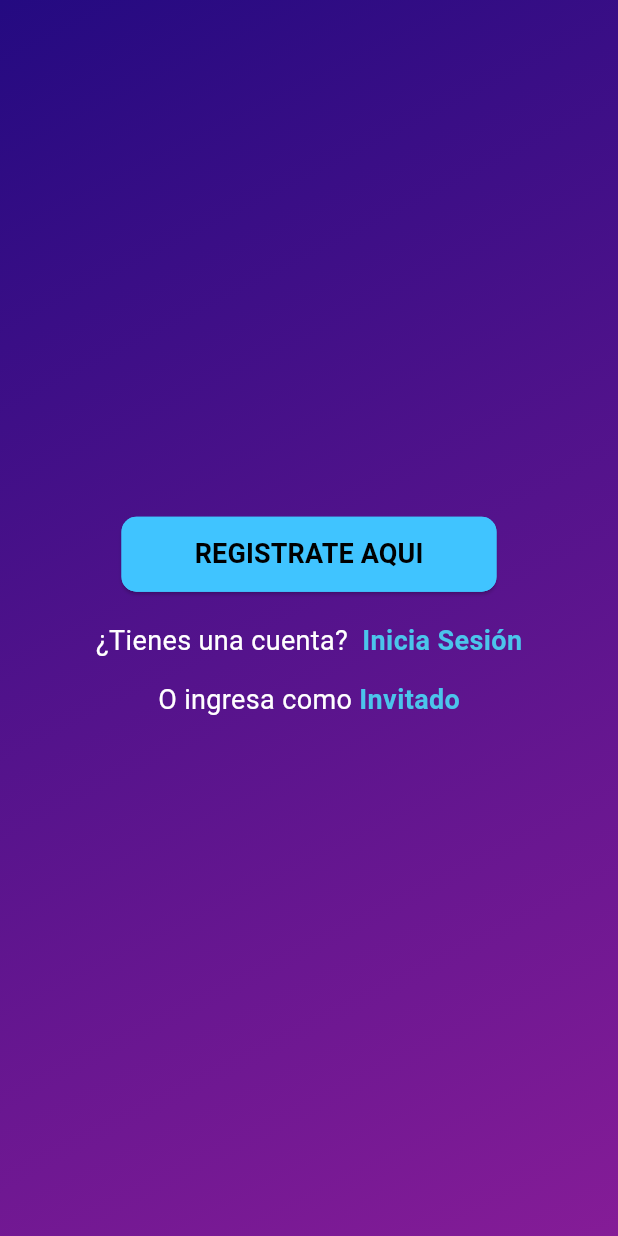
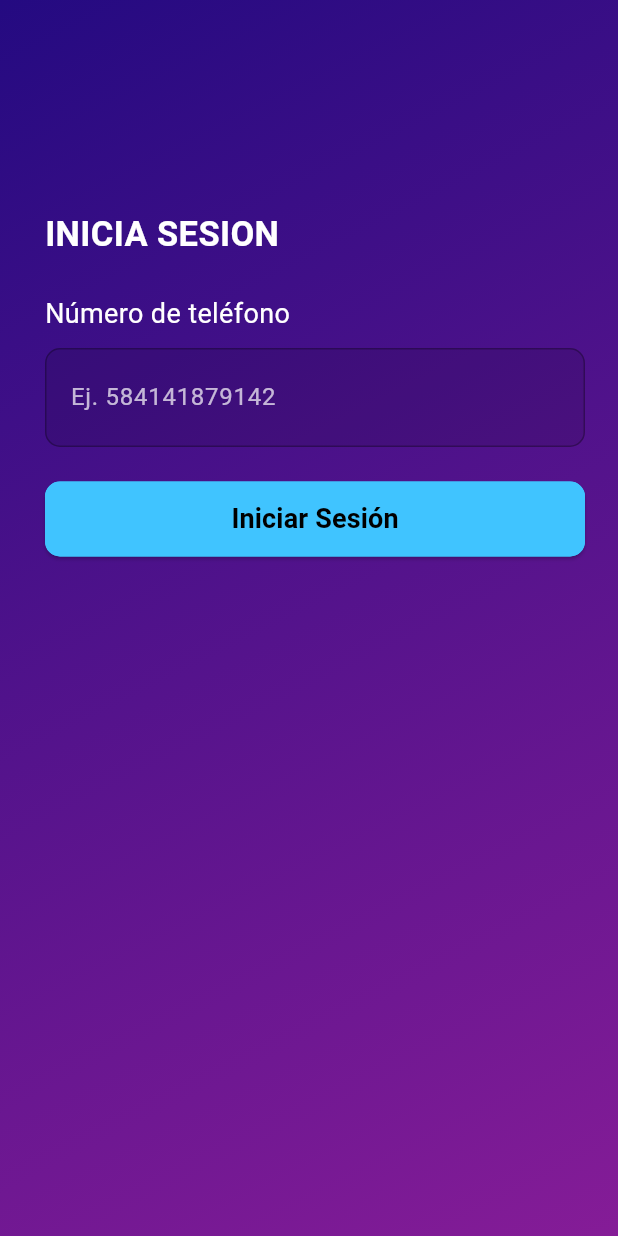
Before and after one commit to manuelenrq9/SoundSpace, a Flutter app: the screen it shows after launch, after a tap on "REGISTRATE AQUI", on a phone screen of 412 x 824 dp. Run offline on Flutter 3.47's test engine with Material 3 defaults, Android fonts, the phone set to English and light mode, and no system bars.

Commit message:
Vista inicio de sesión + botón desacoplado al main

```diff
--- a/lib/Views/landing_page.dart
+++ /dev/null
@@ -1,14 +0,0 @@
-import 'package:flutter/material.dart';
-
-class MyApp extends StatelessWidget {
-  @override
-  Widget build(BuildContext context) {
-    return Scaffold(
-      backgroundColor: Colors.purple,
-      body: Container(
-        alignment: Alignment.center,
-        padding: const EdgeInsets.all(32),
-      ),
-    );
-  }
-}
--- a/lib/Widgets/background.dart
+++ /dev/null
@@ -1,19 +0,0 @@
-import 'package:flutter/material.dart';
-
-class BackgroundImage extends StatelessWidget {
-  final String imageUrl;
-
-  const BackgroundImage({Key? key, required this.imageUrl}) : super(key: key);
-
-  @override
-  Widget build(BuildContext context) {
-    return Container(
-      decoration: BoxDecoration(
-        image: DecorationImage(
-          image: NetworkImage(imageUrl),
-          fit: BoxFit.cover,
-        ),
-      ),
-    );
-  }
-}
--- /dev/null
+++ b/lib/Widgets/create_button.dart
@@ -0,0 +1,43 @@
+import 'package:flutter/material.dart';
+
+class CreateButton extends StatelessWidget {
+  final String buttonText;
+  final Function? actionToDo;
+  final double? maxWidth;
+
+  const CreateButton({
+    required this.buttonText,
+    this.actionToDo,
+    this.maxWidth,
+  });
+
+  @override
+  Widget build(BuildContext context) {
+    return ConstrainedBox(
+      constraints: BoxConstraints(maxWidth: maxWidth ?? double.infinity),
+      child: ElevatedButton(
+        onPressed: () {
+          if (actionToDo != null) {
+            actionToDo!();
+          }
+        },
+        style: ElevatedButton.styleFrom(
+          minimumSize: const Size.fromHeight(50),
+          backgroundColor: Colors.lightBlueAccent,
+          shape: RoundedRectangleBorder(
+            borderRadius: BorderRadius.circular(10.0),
+            side: const BorderSide(color: Colors.lightBlueAccent),
+          ),
+        ),
+        child: Text(
+          buttonText,
+          style: const TextStyle(
+            color: Colors.black,
+            fontSize: 18,
+            fontWeight: FontWeight.bold,
+          ),
+        ),
+      ),
+    );
+  }
+}
--- a/lib/main.dart
+++ b/lib/main.dart
@@ -1,4 +1,6 @@
 import 'package:flutter/material.dart';
+import 'new_view.dart';
+import 'Widgets/create_button.dart';
 
 void main() => runApp(MaterialApp(
       home: Home(),
@@ -25,7 +27,16 @@
                 Column(
                   mainAxisAlignment: MainAxisAlignment.center,
                   children: <Widget>[
-                    createButton(buttonText: 'REGISTRATE AQUI', maxWidth: 250),
+                    CreateButton(
+                      buttonText: 'REGISTRATE AQUI',
+                      maxWidth: 250,
+                      actionToDo: () {
+                        Navigator.push(
+                          context,
+                          MaterialPageRoute(builder: (context) => NewView()),
+                        );
+                      },
+                    ),
                     SizedBox(height: 20),
                     Row(children: <Widget>[
                       Text('¿Tienes una cuenta?  ',
@@ -55,38 +66,4 @@
               ])),
     );
   }
-
-  Widget createButton({
-    required String buttonText,
-    Function? actionToDo,
-    double? maxWidth, // Parámetro opcional para la longitud máxima
-  }) {
-    // Usar un ConstrainedBox para definir el ancho máximo
-    return ConstrainedBox(
-      constraints: BoxConstraints(maxWidth: maxWidth ?? double.infinity),
-      child: ElevatedButton(
-        onPressed: () {
-          if (actionToDo != null) {
-            actionToDo();
-          }
-        },
-        style: ElevatedButton.styleFrom(
-          minimumSize: const Size.fromHeight(50),
-          backgroundColor: Colors.lightBlueAccent,
-          shape: RoundedRectangleBorder(
-            borderRadius: BorderRadius.circular(10.0),
-            side: const BorderSide(color: Colors.lightBlueAccent),
-          ),
-        ),
-        child: Text(
-          buttonText,
-          style: const TextStyle(
-            color: Colors.black,
-            fontSize: 18,
-            fontWeight: FontWeight.bold,
-          ),
-        ),
-      ),
-    );
-  }
 }
--- /dev/null
+++ b/lib/new_view.dart
@@ -0,0 +1,76 @@
+import 'package:flutter/material.dart';
+import 'Widgets/create_button.dart';
+
+class NewView extends StatelessWidget {
+  @override
+  Widget build(BuildContext context) {
+    return Container(
+      decoration: const BoxDecoration(
+          gradient: LinearGradient(
+        begin: Alignment.topLeft,
+        end: Alignment.bottomRight,
+        colors: [
+          Color.fromARGB(255, 36, 10, 129),
+          Color.fromARGB(255, 133, 28, 151)
+        ],
+      )),
+      child: Scaffold(
+          backgroundColor: Colors.transparent,
+          body: Row(
+              mainAxisAlignment: MainAxisAlignment.start,
+              children: <Widget>[
+                SizedBox(width: 30),
+                Column(
+                  mainAxisAlignment: MainAxisAlignment.start,
+                  crossAxisAlignment: CrossAxisAlignment.start,
+                  children: <Widget>[
+                    SizedBox(height: 140),
+                    Row(children: <Widget>[
+                      Text('INICIA SESION  ',
+                          style: TextStyle(
+                              fontSize: 23,
+                              color: Colors.white,
+                              fontWeight: FontWeight.bold)),
+                    ]),
+                    SizedBox(height: 23),
+                    Row(children: <Widget>[
+                      Text('Número de teléfono ',
+                          style: TextStyle(fontSize: 18, color: Colors.white)),
+                    ]),
+                    SizedBox(
+                      height: 10,
+                    ),
+                    SizedBox(
+                      width: 360,
+                      child: Container(
+                        decoration: BoxDecoration(
+                          color: Colors.black.withOpacity(0.1),
+                          borderRadius: BorderRadius.circular(10.0),
+                          border:
+                              Border.all(color: Colors.black.withOpacity(0.3)),
+                        ),
+                        padding: const EdgeInsets.symmetric(
+                            horizontal: 16.0, vertical: 8.0),
+                        child: TextField(
+                          decoration: InputDecoration(
+                            border: InputBorder.none,
+                            hintText: 'Ej. 584141879142',
+                            hintStyle:
+                                TextStyle(color: Colors.white.withOpacity(0.7)),
+                          ),
+                        ),
+                      ),
+                    ),
+                    SizedBox(
+                      height: 23,
+                    ),
+                    CreateButton(
+                      buttonText: 'Iniciar Sesión',
+                      maxWidth: 360,
+                    )
+                  ],
+                ),
+              ])),
+    );
+  }
+}
```
